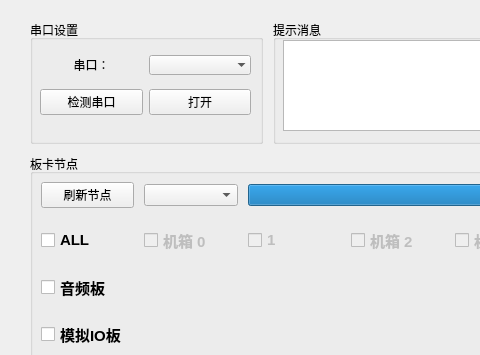
Above: ProgramUpdate.ui from chenzhipeng-hqu/python before the change; both pictures show x 0 to 480 and y 0 to 355 of the 997 by 668 pixel window. Below: the same form after it.
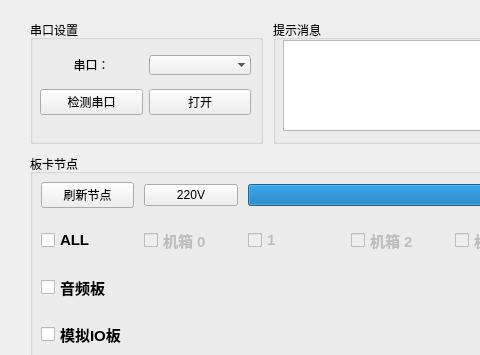
That is the form after the change.

The edit to the form file:
```diff
--- a/ProgramUpdate.ui
+++ b/ProgramUpdate.ui
@@ -271,22 +271,6 @@
         <property name="spacing">
          <number>10</number>
         </property>
-        <item row="0" column="1">
-         <widget class="QComboBox" name="DownloadSlect_comboBox">
-          <property name="sizePolicy">
-           <sizepolicy hsizetype="Preferred" vsizetype="Fixed">
-            <horstretch>5</horstretch>
-            <verstretch>5</verstretch>
-           </sizepolicy>
-          </property>
-          <property name="inputMethodHints">
-           <set>Qt::ImhPreferLatin</set>
-          </property>
-          <property name="frame">
-           <bool>true</bool>
-          </property>
-         </widget>
-        </item>
         <item row="0" column="8">
          <widget class="QPushButton" name="download_button">
           <property name="enabled">
@@ -880,6 +864,56 @@
           </property>
          </widget>
         </item>
+        <item row="0" column="1">
+         <widget class="QPushButton" name="ctrl_220V_button">
+          <property name="palette">
+           <palette>
+            <active>
+             <colorrole role="Light">
+              <brush brushstyle="SolidPattern">
+               <color alpha="255">
+                <red>255</red>
+                <green>0</green>
+                <blue>0</blue>
+               </color>
+              </brush>
+             </colorrole>
+            </active>
+            <inactive>
+             <colorrole role="Light">
+              <brush brushstyle="SolidPattern">
+               <color alpha="255">
+                <red>255</red>
+                <green>0</green>
+                <blue>0</blue>
+               </color>
+              </brush>
+             </colorrole>
+            </inactive>
+            <disabled>
+             <colorrole role="Light">
+              <brush brushstyle="SolidPattern">
+               <color alpha="255">
+                <red>255</red>
+                <green>0</green>
+                <blue>0</blue>
+               </color>
+              </brush>
+             </colorrole>
+            </disabled>
+           </palette>
+          </property>
+          <property name="text">
+           <string>220V</string>
+          </property>
+          <property name="shortcut">
+           <string>F4</string>
+          </property>
+          <property name="checkable">
+           <bool>true</bool>
+          </property>
+         </widget>
+        </item>
        </layout>
       </widget>
      </widget>
```
Left out of the diff: 3 changed lines with no effect on the pictures.
